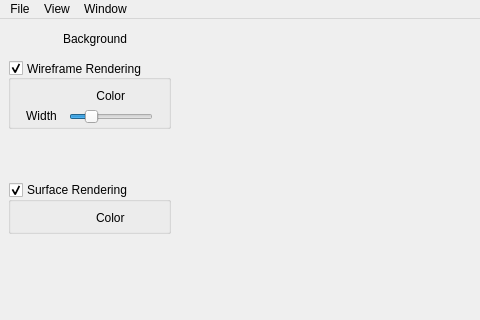
The window that ui/AthenaMainWindow.ui (lcbb/athena) describes before a commit, drawn with Qt 5; both pictures show x 0 to 480 and y 0 to 320 of the 800 by 709 pixel window.
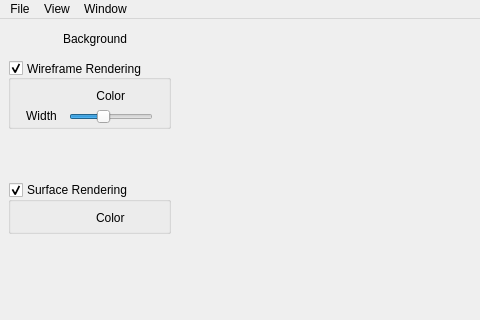
The same window after the commit. Custom widgets are drawn as their Qt base class.

What changed in the file:
```diff
--- a/ui/AthenaMainWindow.ui
+++ b/ui/AthenaMainWindow.ui
@@ -285,7 +285,7 @@
                    <number>80</number>
                   </property>
                   <property name="value">
-                   <number>10</number>
+                   <number>25</number>
                   </property>
                   <property name="orientation">
                    <enum>Qt::Horizontal</enum>
```
